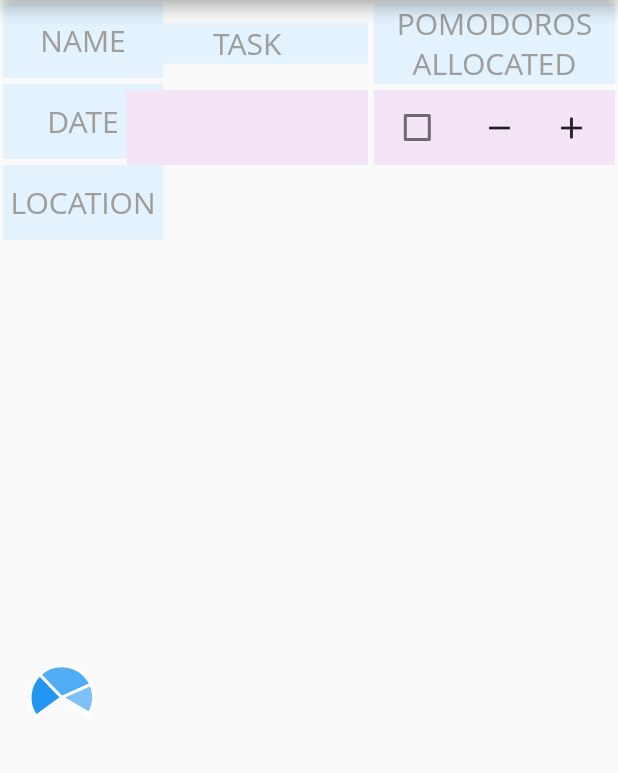
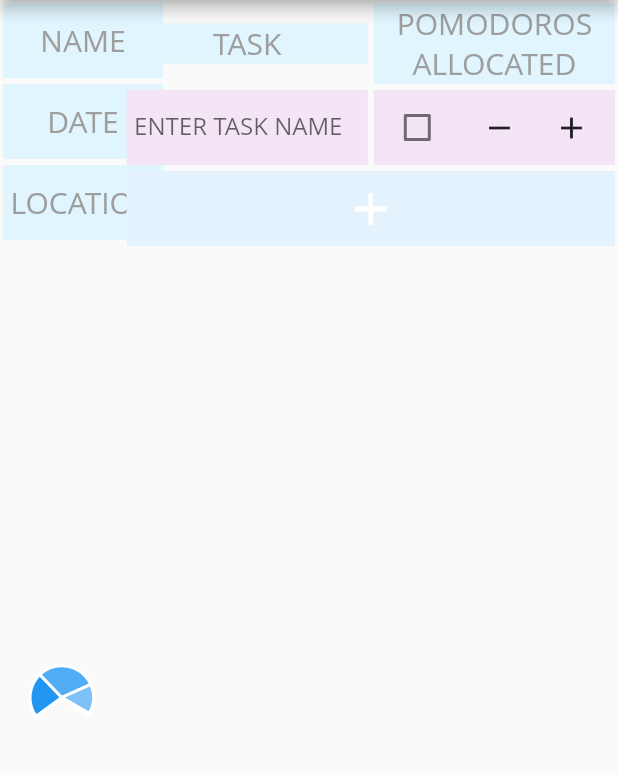
Before and after one commit to alxkzmn/pomodoro_time_manager, a Flutter app: the screen it shows after launch, on a phone screen of 412 x 824 dp, the part 84-857 px from its top. Run offline on Flutter 3.47's test engine with Material 2 defaults, Android fonts, the phone set to English and light mode, and no system bars; our stand-ins replace charts_flutter; Roboto replaces fonts that are missing (Open Sans).

Commit message:
Implement task addition/removal

```diff
--- a/lib/main.dart
+++ b/lib/main.dart
@@ -39,6 +39,7 @@ class _HomePageState extends State<HomePage> {
   List<List<bool>> _pomodoros = [
     [false]
   ];
+  List<String> _tasks = [""];
 
   @override
   void initState() {
@@ -53,7 +54,7 @@ class _HomePageState extends State<HomePage> {
           child: Container(
             padding: EdgeInsets.symmetric(horizontal: 5),
             margin: EdgeInsets.all(2),
-            decoration: BoxDecoration(color: Colors.blue.shade50),
+            decoration: BoxDecoration(color: Colors.lightBlue.shade50),
             child: Text(
               "Task".toUpperCase(),
               textAlign: TextAlign.center,
@@ -66,7 +67,7 @@ class _HomePageState extends State<HomePage> {
           child: Container(
             padding: EdgeInsets.symmetric(horizontal: 5),
             margin: EdgeInsets.all(2),
-            decoration: BoxDecoration(color: Colors.blue.shade50),
+            decoration: BoxDecoration(color: Colors.lightBlue.shade50),
             child: Text(
               "Pomodoros Allocated".toUpperCase(),
               textAlign: TextAlign.center,
@@ -89,7 +90,7 @@ class _HomePageState extends State<HomePage> {
             margin: EdgeInsets.all(2),
             decoration: BoxDecoration(color: Colors.purple.shade50),
             child: TextField(
-              decoration: InputDecoration(border: InputBorder.none),
+              decoration: InputDecoration(border: InputBorder.none, hintText: "ENTER TASK NAME"),
             ),
           ),
         ),
@@ -180,7 +181,7 @@ class _HomePageState extends State<HomePage> {
                         Container(
                           padding: EdgeInsets.symmetric(horizontal: 5),
                           margin: EdgeInsets.all(2),
-                          decoration: BoxDecoration(color: Colors.blue.shade50),
+                          decoration: BoxDecoration(color: Colors.lightBlue.shade50),
                           child: Text(
                             "NAME",
                             style: Theme.of(context).textTheme.headline6,
@@ -194,7 +195,7 @@ class _HomePageState extends State<HomePage> {
                           decoration: BoxDecoration(color: Colors.purple.shade50),
                           child: TextField(
                             textAlign: TextAlign.center,
-                            decoration: InputDecoration(border: InputBorder.none),
+                            decoration: InputDecoration(border: InputBorder.none, hintText: "ENTER YOUR NAME"),
                           ),
                         ),
                       ],
@@ -204,7 +205,7 @@ class _HomePageState extends State<HomePage> {
                         Container(
                           padding: EdgeInsets.symmetric(horizontal: 5),
                           margin: EdgeInsets.all(2),
-                          decoration: BoxDecoration(color: Colors.blue.shade50),
+                          decoration: BoxDecoration(color: Colors.lightBlue.shade50),
                           child: Text(
                             "DATE",
                             style: Theme.of(context).textTheme.headline6,
@@ -216,7 +217,10 @@ class _HomePageState extends State<HomePage> {
                           padding: EdgeInsets.symmetric(horizontal: 5),
                           margin: EdgeInsets.all(2),
                           decoration: BoxDecoration(color: Colors.purple.shade50),
-                          child: Text(dateFormat.format(DateTime.now())),
+                          child: Text(
+                            dateFormat.format(DateTime.now()),
+                            style: Theme.of(context).textTheme.headline6,
+                          ),
                           alignment: Alignment.center,
                           height: 50,
                         ),
@@ -227,7 +231,7 @@ class _HomePageState extends State<HomePage> {
                         Container(
                           padding: EdgeInsets.symmetric(horizontal: 5),
                           margin: EdgeInsets.all(2),
-                          decoration: BoxDecoration(color: Colors.blue.shade50),
+                          decoration: BoxDecoration(color: Colors.lightBlue.shade50),
                           child: Text(
                             "LOCATION",
                             style: Theme.of(context).textTheme.headline6,
@@ -241,7 +245,7 @@ class _HomePageState extends State<HomePage> {
                           decoration: BoxDecoration(color: Colors.purple.shade50),
                           child: TextField(
                             textAlign: TextAlign.center,
-                            decoration: InputDecoration(border: InputBorder.none),
+                            decoration: InputDecoration(border: InputBorder.none, hintText: "ENTER YOUR LOCATION"),
                           ),
                         ),
                       ],
@@ -258,9 +262,41 @@ class _HomePageState extends State<HomePage> {
           Expanded(
             flex: 4,
             child: Column(
-              children: <Row>[
+              children: [
                 getHeader(),
-                getPomodoroRow(0),
+                ListView.builder(
+                  shrinkWrap: true,
+                  itemCount: _tasks.length + 1,
+                  itemBuilder: (context, index) {
+                    if (index == _tasks.length) {
+                      return Container(
+                        height: 50,
+                        margin: EdgeInsets.all(2),
+                        //decoration: BoxDecoration(),
+                        child: Material(
+                          color: Colors.blue.shade50,
+                          child: InkWell(
+                            onTap: () {
+                              setState(() {
+                                _tasks.add("");
+                                _pomodoros.add([false]);
+                              });
+                            },
+                            child: Center(
+                              child: Icon(
+                                Icons.add,
+                                size: 36,
+                                color: Colors.white,
+                              ),
+                            ),
+                          ),
+                        ),
+                      );
+                    } else {
+                      return getPomodoroRow(index);
+                    }
+                  },
+                ),
               ],
             ),
           ),
```
Also changed, not shown: pubspec.lock.
